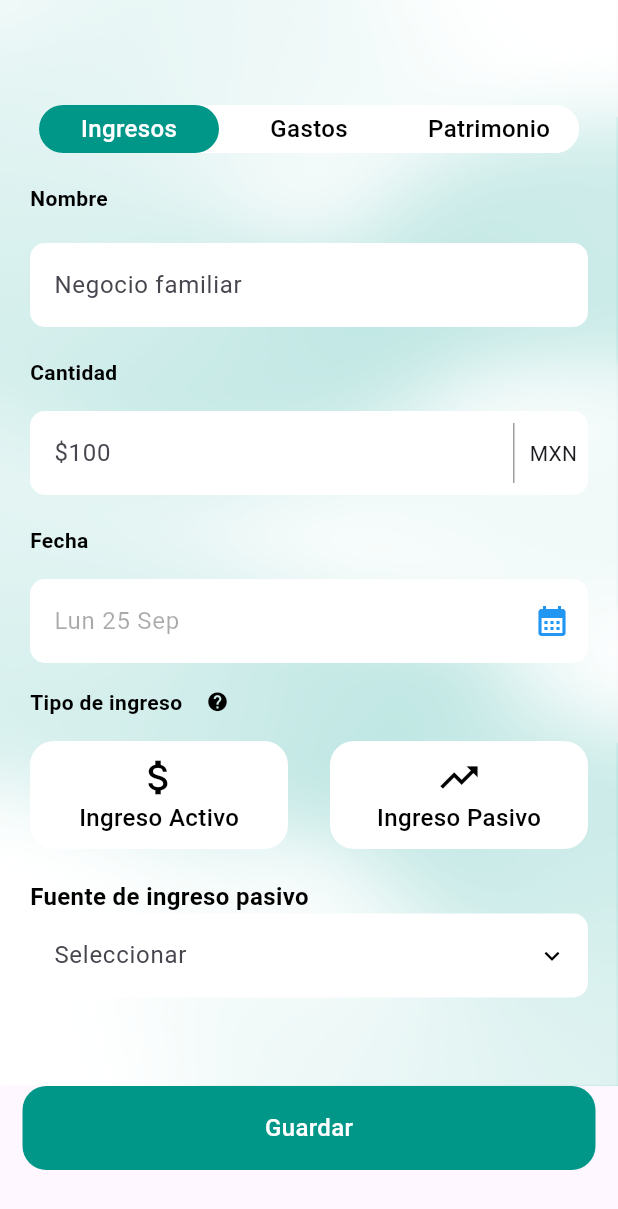
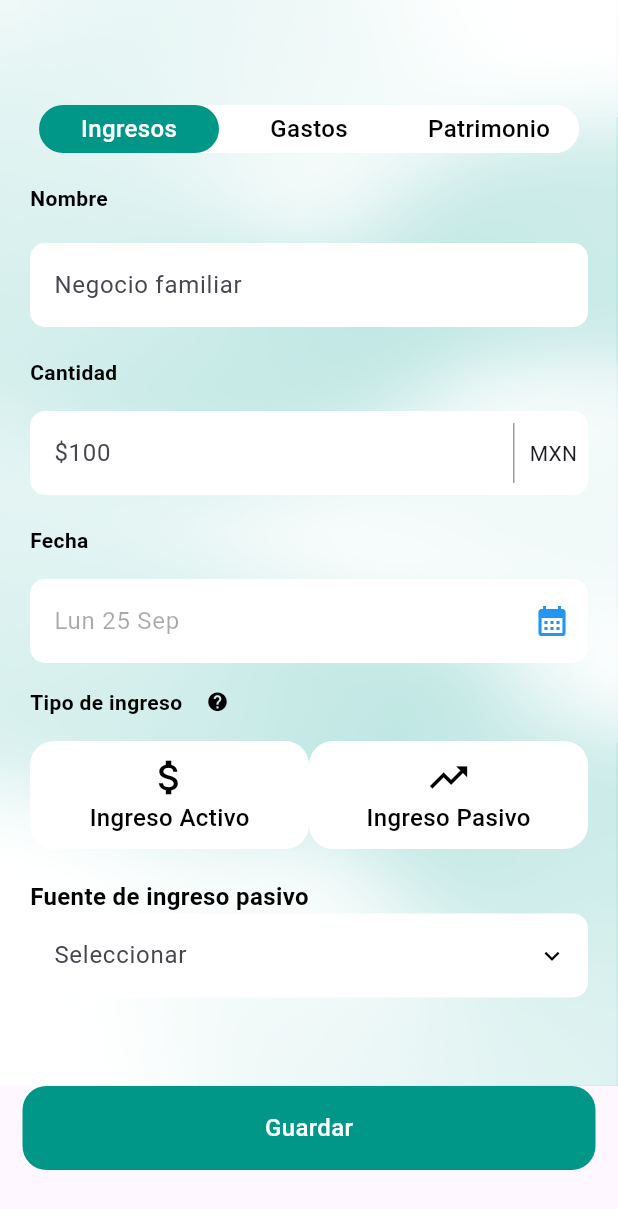
Before and after one commit to syedwaleednawaz000/beto_app, a Flutter app: the HomeScreen2 screen opened directly, scrolled down 89 dp, on a phone screen of 412 x 824 dp. Shown: the top 1209 px of the screen. Run offline on Flutter 3.47's test engine with Material 3 defaults, Android fonts, the phone set to English and light mode, and no system bars; our stand-ins replace flutter_screenutil, flutter_svg, get, syncfusion_flutter_datepicker.

Commit message:
by waleed , fixed running issue main , overseer ect

```diff
--- a/lib/View/HomeScreen2/home_screen2.dart
+++ b/lib/View/HomeScreen2/home_screen2.dart
@@ -93,8 +93,10 @@ class _HomeScreen2State extends State<HomeScreen2> {
                 SizedBox(
                   height: 33,
                 ),
-                Container(
-                  width: 360,
+                SingleChildScrollView(
+                  scrollDirection: Axis.horizontal,
+                  child: Container(
+                    // width: 360,
                     height: 32,
                     decoration: BoxDecoration(
                         borderRadius: BorderRadius.circular(40),
@@ -174,6 +176,7 @@ class _HomeScreen2State extends State<HomeScreen2> {
                           ),
                         ),
                       ],
+                    ),
                   ),
                 ),
                 SizedBox(
@@ -316,8 +319,9 @@ class _HomeScreen2State extends State<HomeScreen2> {
                           Row(
                             mainAxisAlignment: MainAxisAlignment.spaceBetween,
                             children: [
-                              Container(
-                                width: 172,
+                              Expanded(
+                                child: Container(
+                                  // width: 172,
                                   height: 72,
                                   decoration: BoxDecoration(
                                     color: Colors.white,
@@ -341,8 +345,10 @@ class _HomeScreen2State extends State<HomeScreen2> {
                                     ],
                                   ),
                                 ),
-                              Container(
-                                width: 172,
+                              ),
+                              Expanded(
+                                child: Container(
+                                  // width: 172,
                                   height: 72,
                                   decoration: BoxDecoration(
                                     color: Colors.white,
@@ -364,6 +370,7 @@ class _HomeScreen2State extends State<HomeScreen2> {
                                         color: Colors.black,
                                       ),
                                     ],
+                                  ),
                                 ),
                               ),
                             ],
--- a/lib/View/dashboard.dart
+++ b/lib/View/dashboard.dart
@@ -5,6 +5,8 @@ import 'package:betoapp/Widget/app_bar.dart';
 import 'package:flutter/material.dart';
 import 'package:flutter_screenutil/flutter_screenutil.dart';
 import 'package:get/route_manager.dart';
+
+import 'HomeScreen/home_screen.dart';
 
 class DashBoard extends StatelessWidget {
   const DashBoard({super.key});
@@ -15,7 +17,7 @@ class DashBoard extends StatelessWidget {
       floatingActionButton: FloatingActionButton(
           backgroundColor: Color(0xff009E90),
           onPressed: (){
-            Get.to(()=> ListadoHistory());
+            Get.to(()=> HomeScreen());
           },child: Icon(Icons.add,color: Colors.white,)),
       body: Container(
         height: MediaQuery.of(context).size.height,
```
Also changed, not shown: lib/View/listado_history.dart (+30 -30 lines). Lines whose indentation alone changed are shown as unchanged.
